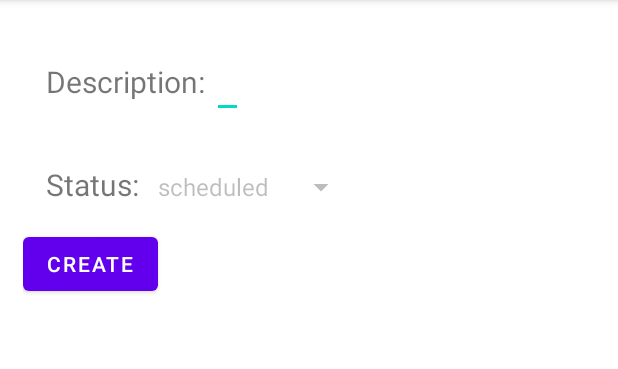
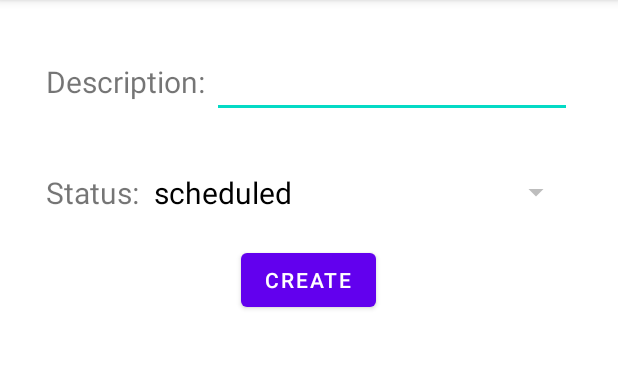
Before and after one commit to chillyssa/app02, an Android app: the CreateUpdateActivity screen opened directly, with no data from a screen before it, on a phone screen of 412 x 824 dp, the part 84-453 px from its top. Run offline under Robolectric (Android 15) with nearby library versions, the phone set to English and light mode, and no system bars.

Commit message:
Added spinner_item.xml to customize the dropwdown spinner text. Updated toast messages in app to display more relevant messaging to end user.

```diff
--- a/app/src/main/java/edu/msudenver/bucketlist/CreateUpdateActivity.kt
+++ b/app/src/main/java/edu/msudenver/bucketlist/CreateUpdateActivity.kt
@@ -8,6 +8,7 @@ package edu.msudenver.bucketlist
  */
 
 import android.database.sqlite.SQLiteDatabase
+import android.graphics.Color
 import android.os.Build
 import androidx.appcompat.app.AppCompatActivity
 import android.os.Bundle
@@ -28,7 +29,6 @@ class CreateUpdateActivity : AppCompatActivity(), View.OnClickListener {
     lateinit var edtDescription: EditText
     lateinit var updateId: TextView
     private val ISO_FORMAT = DBHelper.ISO_FORMAT
-    private val USA_FORMAT = DBHelper.USA_FORMAT
 
     companion object {
         const val CREATE_OP = 0
@@ -45,8 +45,7 @@ class CreateUpdateActivity : AppCompatActivity(), View.OnClickListener {
         updateId = findViewById(R.id.updateID)
 
         //TODOd #9: define the spinner's adapter as an ArrayAdapter of String
-        spnStatus.adapter = ArrayAdapter<String>(this, android.R.layout.simple_spinner_item, Item.STATUS_DESCRIPTIONS)
-
+        spnStatus.adapter = ArrayAdapter<String>(this, R.layout.spinner_item, Item.STATUS_DESCRIPTIONS)
 
         // sets the "onItemSelectedListener" for the spinner, saving the status of the item when the spinner changes
         spnStatus.onItemSelectedListener = object: AdapterView.OnItemSelectedListener {
@@ -70,9 +69,11 @@ class CreateUpdateActivity : AppCompatActivity(), View.OnClickListener {
 
         // TODOd #12d: set the button's text to "CREATE"; make sure the spinner's selection is Item.SCHEDULED and the spinner is not enabled
         if (op == CREATE_OP) {
+
             btnCreateUpdate.text = "CREATE"
             spnStatus.setSelection(Item.SCHEDULED)
             spnStatus.isEnabled = false
+            spnStatus.isClickable = false
         }
         // TODOd #13: set the button's text to "UPDATE"; extract the item's id from the intent; use retrieveItem to retrieve the item's info; use the info to update the description and status view components
         else {
@@ -108,14 +109,13 @@ class CreateUpdateActivity : AppCompatActivity(), View.OnClickListener {
             val updateDate = ISO_FORMAT.parse(getString(3))
             val status = getInt(4)
             val item = Item(id, description, creationDate, updateDate, status)
-            println("ID: $id, d: $description, cD: $creationDate, uD: $updateDate, s: $status")
+
             return item
         }
 
     }
 
     override fun onClick(view: View?) {
-
 
         // get a reference to the item's description
         val description = findViewById<EditText>(R.id.editDesc).text.toString()
@@ -134,16 +134,16 @@ class CreateUpdateActivity : AppCompatActivity(), View.OnClickListener {
                 )
                 Toast.makeText(
                     this,
-                    "Item Created",
+                    "New bucket list item created!",
                     Toast.LENGTH_SHORT
                 ).show()
             } catch (ex: Exception) {
                 print(ex.toString())
-                Toast.makeText(this, "Exception when trying to create Item", Toast.LENGTH_SHORT)
+                Toast.makeText(this, "Exception when trying to create bucket list item", Toast.LENGTH_SHORT)
                     .show()
             }
         }
-        // TODO #16: update the item identified by "id" - currently (7/17/22) the first 2 items update correctly. AW
+        // TODOd #16: update the item identified by "id" - currently (7/17/22) the first 2 items update correctly. AW
         // update_date should be set to current's date (use ISO format)
         else {
             val rowid = updateId.text.toString().toInt()
@@ -159,14 +159,14 @@ class CreateUpdateActivity : AppCompatActivity(), View.OnClickListener {
                 )
                 Toast.makeText(
                     this,
-                    "item updated",
+                    "Bucket list item successfully updated!",
                     Toast.LENGTH_SHORT
                 ).show()
             } catch (ex: Exception) {
                 print(ex.toString())
                 Toast.makeText(
                     this,
-                    "Exception when trying to update item.",
+                    "Exception when trying to update bucket list item.",
                     Toast.LENGTH_SHORT
                 ).show()
             }
--- a/app/src/main/java/edu/msudenver/bucketlist/MainActivity.kt
+++ b/app/src/main/java/edu/msudenver/bucketlist/MainActivity.kt
@@ -60,7 +60,8 @@ class MainActivity : AppCompatActivity(), View.OnClickListener, View.OnLongClick
         override fun onBindViewHolder(holder: ItemHolder, position: Int) {
             val item = bucketlist[position]
 
-            if (item.status==1 ) {
+            // sets the item status to the icon based on the specified status
+            if (item.status == 1 ) {
                  holder.itemStatus.setImageResource(R.drawable.completed_item)
             }
             else if (item.status == 2) {
@@ -177,7 +178,7 @@ class MainActivity : AppCompatActivity(), View.OnClickListener, View.OnLongClick
             val desc = view.findViewById<TextView>(R.id.itemContent).text.toString()
             val id = view.findViewById<TextView>(R.id.itemID).text.toString().toInt()
             val alertDialogBuilder = AlertDialog.Builder(this)
-            alertDialogBuilder.setMessage("Are you sure you want to delete:\n ${desc}\n from bucket list?")
+            alertDialogBuilder.setMessage("Are you sure you want to delete the following item from your bucket list?:\n\n${desc}")
             alertDialogBuilder.setPositiveButton("Yes", MyDialogInterfaceListener(id))
             alertDialogBuilder.setNegativeButton("No", MyDialogInterfaceListener(id))
             alertDialogBuilder.show()
--- a/app/src/main/res/layout/activity_create_update.xml
+++ b/app/src/main/res/layout/activity_create_update.xml
@@ -29,7 +29,7 @@
 
             <EditText
                 android:id="@+id/editDesc"
-                android:layout_width="wrap_content"
+                android:layout_width="match_parent"
                 android:layout_height="wrap_content"
                 android:textSize="20dp" />
 
@@ -48,15 +48,15 @@
 
             <Spinner
                 android:id="@+id/statusCategory"
-                android:layout_width="wrap_content"
-                android:layout_height="wrap_content"
-                android:textSize="20dp" />
+                android:layout_width="match_parent"
+                android:layout_height="wrap_content" />
 
         </LinearLayout>
 
         <Button
             android:id="@+id/btnCreateUpdate"
             android:layout_width="wrap_content"
-            android:layout_height="wrap_content" />
+            android:layout_height="wrap_content"
+            android:layout_gravity="center_horizontal"/>
     </LinearLayout>
 </ScrollView>
--- /dev/null
+++ b/app/src/main/res/layout/spinner_item.xml
@@ -0,0 +1,12 @@
+<?xml version="1.0" encoding="utf-8"?>
+
+<TextView
+    xmlns:android="http://schemas.android.com/apk/res/android"
+    android:layout_width="wrap_content"
+    android:layout_height="wrap_content"
+    android:textSize="20sp"
+    android:gravity="left"
+    android:textColor="#000000"
+    android:padding="5dp"
+    android:id="@+id/spnText"
+    />
```
